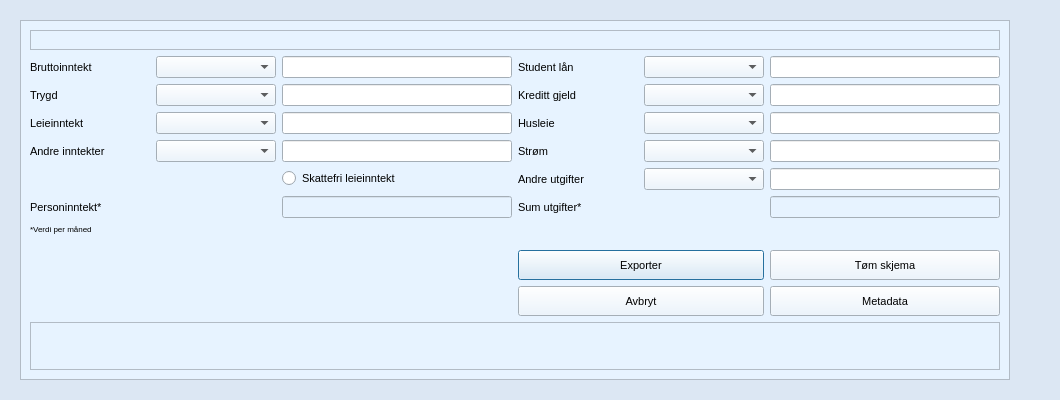
The window that source/ui/views/forms/budget_form.ui (seemir/stressa) describes before a commit, drawn with Qt 5.
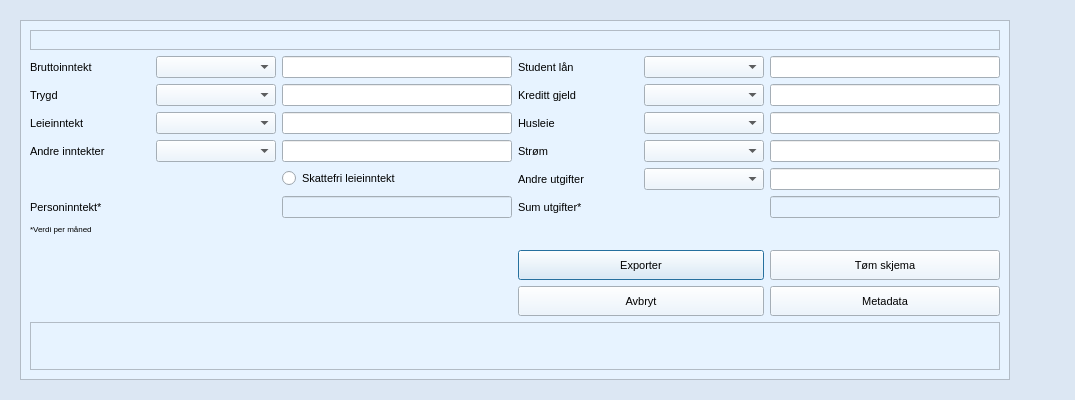
The same window after the commit. Icons and pictures are not drawn.

```diff
--- a/source/ui/views/forms/budget_form.ui
+++ b/source/ui/views/forms/budget_form.ui
@@ -6,7 +6,7 @@
    <rect>
     <x>0</x>
     <y>0</y>
-    <width>1060</width>
+    <width>1075</width>
     <height>400</height>
    </rect>
   </property>
@@ -18,7 +18,7 @@
   </property>
   <property name="minimumSize">
    <size>
-    <width>1060</width>
+    <width>1075</width>
     <height>400</height>
    </size>
   </property>
@@ -479,7 +479,7 @@
        <rect>
         <x>0</x>
         <y>0</y>
-        <width>1042</width>
+        <width>1057</width>
         <height>382</height>
        </rect>
       </property>
```
